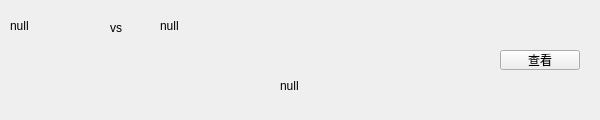
Above: record.ui from wjx10317/Mihits-PlayHall before the change. Below: the same form after it.
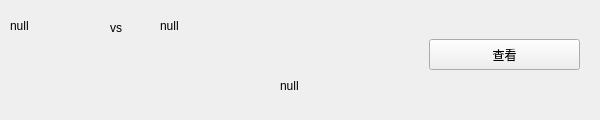
That is the form after the change.

```diff
--- a/record.ui
+++ b/record.ui
@@ -28,10 +28,10 @@
   <widget class="QPushButton" name="pb_select">
    <property name="geometry">
     <rect>
-     <x>500</x>
-     <y>50</y>
-     <width>80</width>
-     <height>20</height>
+     <x>429</x>
+     <y>39</y>
+     <width>151</width>
+     <height>31</height>
     </rect>
    </property>
    <property name="text">
```
